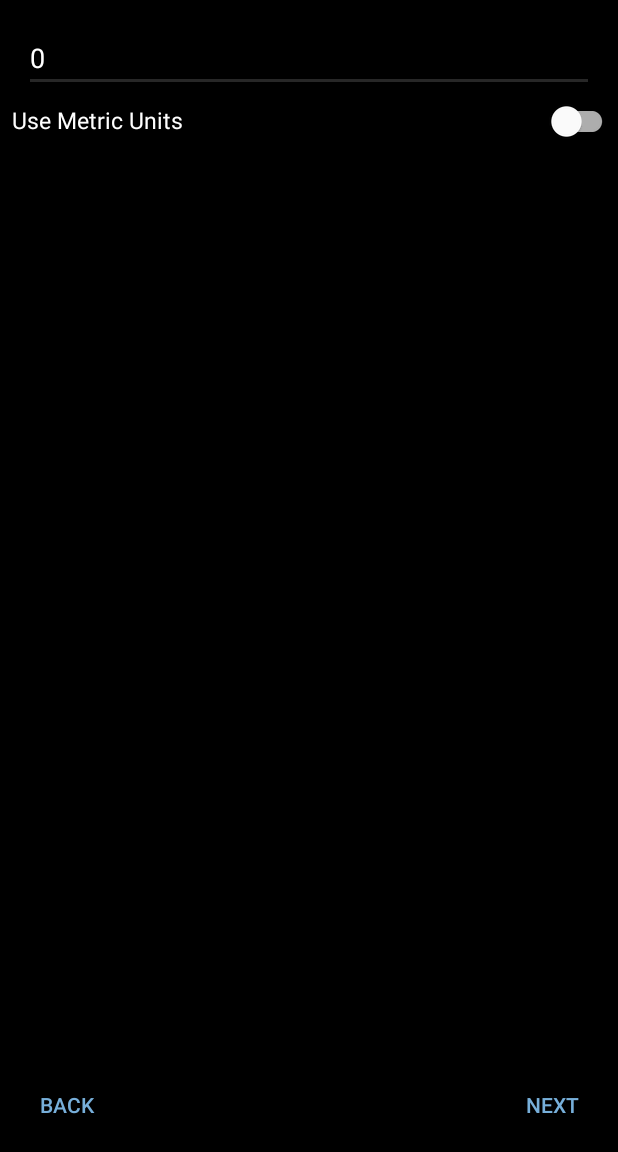
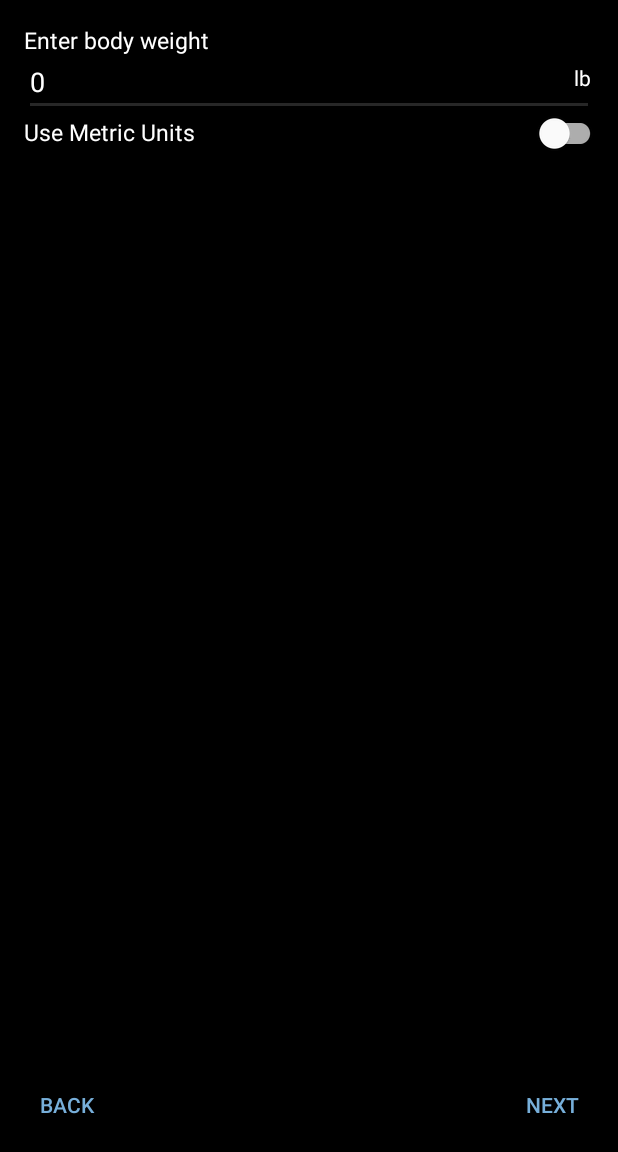
Before and after one commit to dloskot/contact-book, an Android app: the screen it shows after launch (EditActivity), after a tap on "ADD CLIENT", on a phone screen of 412 x 824 dp, the part 84-1236 px from its top. Run offline under Robolectric (Android 15) with nearby library versions, the phone set to English and light mode, and no system bars; our stand-ins replace Dagger/Hilt's generated code.

Commit message:
units of measure

```diff
--- a/app/src/main/java/com/contactbook/data/model/ClientModel.kt
+++ b/app/src/main/java/com/contactbook/data/model/ClientModel.kt
@@ -6,5 +6,6 @@ import java.util.Date
 data class ClientModel(
     var weight: Int = 0,
     var dateOfBirth: Date = Date(),
-    var photo: Uri? = null
+    var photo: Uri? = null,
+    var systemOfMeasure: SystemOfMeasure = SystemOfMeasure.IMPERIAL
 )
--- /dev/null
+++ b/app/src/main/java/com/contactbook/data/model/SystemOfMeasure.kt
@@ -0,0 +1,6 @@
+package com.contactbook.data.model
+
+enum class SystemOfMeasure {
+    IMPERIAL,
+    METRIC
+}
--- a/app/src/main/java/com/contactbook/ui/main/ClientsAdapter.kt
+++ b/app/src/main/java/com/contactbook/ui/main/ClientsAdapter.kt
@@ -8,6 +8,7 @@ import androidx.recyclerview.widget.RecyclerView
 import com.bumptech.glide.Glide
 import com.contactbook.R
 import com.contactbook.data.model.ClientModel
+import com.contactbook.data.model.SystemOfMeasure
 import com.contactbook.databinding.ClientItemBinding
 
 class ClientsAdapter : ListAdapter<ClientModel, ClientsAdapter.ClientsViewHolder>(ClientsDiffUtil) {
@@ -23,7 +24,8 @@ class ClientsAdapter : ListAdapter<ClientModel, ClientsAdapter.ClientsViewHolder
     class ClientsViewHolder(private val binding: ClientItemBinding) : RecyclerView.ViewHolder(binding.root) {
 
         fun bind(item: ClientModel) {
-            binding.weight.text = item.weight.toString()
+            val weightValue = "${item.weight} ${getUnitOfMeasure(item.systemOfMeasure)}"
+            binding.weight.text = weightValue
             binding.dob.text = item.dateOfBirth.toString()
             Glide
                 .with(binding.photo.context)
@@ -31,6 +33,14 @@ class ClientsAdapter : ListAdapter<ClientModel, ClientsAdapter.ClientsViewHolder
                 .centerCrop()
                 .placeholder(R.drawable.portrait_placeholder)
                 .into(binding.photo)
+        }
+
+        private fun getUnitOfMeasure(system: SystemOfMeasure): String {
+            return if (system == SystemOfMeasure.METRIC) {
+                binding.weight.context.getString(R.string.kilogram)
+            } else {
+                binding.weight.context.getString(R.string.pound)
+            }
         }
     }
 }
--- a/app/src/main/java/com/contactbook/ui/main/MainFragment.kt
+++ b/app/src/main/java/com/contactbook/ui/main/MainFragment.kt
@@ -11,13 +11,11 @@ import androidx.lifecycle.lifecycleScope
 import androidx.navigation.fragment.findNavController
 import androidx.recyclerview.widget.DividerItemDecoration
 import androidx.recyclerview.widget.LinearLayoutManager
-import androidx.recyclerview.widget.RecyclerView.Orientation
 import com.contactbook.R
 import com.contactbook.databinding.FragmentMainBinding
 import kotlinx.coroutines.flow.catch
 import kotlinx.coroutines.flow.launchIn
 import kotlinx.coroutines.flow.onEach
-
 
 class MainFragment : Fragment() {
 
--- a/app/src/main/java/com/contactbook/ui/main/MainViewModel.kt
+++ b/app/src/main/java/com/contactbook/ui/main/MainViewModel.kt
@@ -16,7 +16,6 @@ class MainViewModel : ViewModel() {
 
     @Inject
     lateinit var repository: ClientRepository
-
     private var _clientList = MutableSharedFlow<List<ClientModel>>()
     var clientList = _clientList.asSharedFlow()
     var currentClient = ClientModel()
--- a/app/src/main/java/com/contactbook/ui/main/edit/WeightFragment.kt
+++ b/app/src/main/java/com/contactbook/ui/main/edit/WeightFragment.kt
@@ -7,6 +7,8 @@ import android.view.ViewGroup
 import androidx.core.widget.doOnTextChanged
 import androidx.fragment.app.viewModels
 import androidx.lifecycle.ViewModelProvider
+import com.contactbook.R
+import com.contactbook.data.model.SystemOfMeasure
 import com.contactbook.databinding.FragmentWeightBinding
 import com.contactbook.ui.main.BaseFragment
 import com.contactbook.ui.main.MainViewModel
@@ -33,6 +35,16 @@ class WeightFragment : BaseFragment() {
                 //TODO: Show error message
             }
         }
+        binding.metricUnitsSwitch.setOnCheckedChangeListener { _, isChecked ->
+            if (isChecked) {
+                binding.weightInitOfMeasure.text = requireContext().getString(R.string.kilogram)
+                viewModel.currentClient.systemOfMeasure = SystemOfMeasure.METRIC
+            } else {
+                binding.weightInitOfMeasure.text = requireContext().getString(R.string.pound)
+                viewModel.currentClient.systemOfMeasure = SystemOfMeasure.IMPERIAL
+            }
+
+        }
         return binding.root
     }
 
--- a/app/src/main/res/layout/fragment_weight.xml
+++ b/app/src/main/res/layout/fragment_weight.xml
@@ -5,26 +5,48 @@
     android:layout_width="match_parent"
     android:layout_height="match_parent">
 
+    <TextView
+        android:id="@+id/client_weight_label"
+        app:layout_constraintStart_toStartOf="parent"
+        app:layout_constraintTop_toTopOf="parent"
+        android:layout_margin="@dimen/margin_medium"
+        android:padding="0dp"
+        android:text="@string/weight"
+        style="@style/Label"/>
+
     <EditText
         android:id="@+id/client_weight"
         app:layout_constraintStart_toStartOf="parent"
+        app:layout_constraintEnd_toEndOf="@id/weight_init_of_measure"
+        app:layout_constraintTop_toTopOf="@id/client_weight_label"
+        style="@style/WeightEditText"/>
+
+    <TextView
+        android:id="@+id/weight_init_of_measure"
+        android:layout_width="wrap_content"
+        android:layout_height="wrap_content"
+        app:layout_constraintStart_toEndOf="@id/client_weight"
         app:layout_constraintEnd_toEndOf="parent"
-        app:layout_constraintTop_toTopOf="parent"
-        style="@style/WeightEditText"/>
+        app:layout_constraintBottom_toBottomOf="@id/client_weight"
+        android:padding="@dimen/margin_medium"
+        android:layout_marginEnd="@dimen/margin_large"
+        android:textColor="@color/white"
+        android:text="@string/pound"/>
 
     <TextView
         android:id="@+id/metric_units_label"
         app:layout_constraintStart_toStartOf="parent"
         app:layout_constraintTop_toBottomOf="@id/client_weight"
-        android:textSize="@dimen/label_text_size"
+        android:layout_marginStart="@dimen/margin_medium"
         android:text="@string/use_metric_units"
-        style="@style/ListItemField"/>
+        style="@style/Label"/>
 
     <com.google.android.material.switchmaterial.SwitchMaterial
-        android:id="@+id/metric_units"
+        android:id="@+id/metric_units_switch"
         android:layout_width="wrap_content"
         android:layout_height="wrap_content"
         app:layout_constraintEnd_toEndOf="parent"
+        android:layout_marginEnd="@dimen/margin_small"
         app:layout_constraintBaseline_toBaselineOf="@id/metric_units_label"/>
 
 </androidx.constraintlayout.widget.ConstraintLayout>
--- a/app/src/main/res/values/strings.xml
+++ b/app/src/main/res/values/strings.xml
@@ -12,6 +12,8 @@
     <string name="edit_button_label">Edit</string>
 
     <string name="use_metric_units">Use Metric Units</string>
+    <string name="kilogram">kg</string>
+    <string name="pound">lb</string>
     <string name="weight">Enter body weight</string>
     <string name="date_of_birth">Enter Date Of Birth</string>
 
--- a/app/src/main/res/values/styles.xml
+++ b/app/src/main/res/values/styles.xml
@@ -14,6 +14,13 @@
         <item name="android:padding">@dimen/margin_small</item>
     </style>
 
+    <style name="Label" parent="Widget.AppCompat.TextView">
+        <item name="android:layout_width">wrap_content</item>
+        <item name="android:layout_height">wrap_content</item>
+        <item name="android:textColor">@color/white</item>
+        <item name="android:textSize">@dimen/label_text_size</item>
+    </style>
+
     <style name="WeightEditText" parent="Widget.AppCompat.EditText">
         <item name="android:layout_width">match_parent</item>
         <item name="android:layout_height">wrap_content</item>
```
